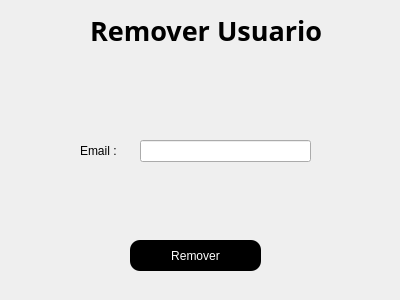
Old version of the form Designs/TelaRemover.ui in the repository PabloCarnauba/Spoti-Ninho-V2.
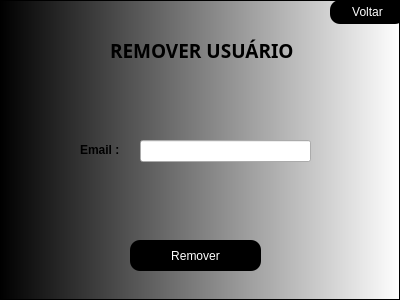
New version of the form.

The edit to the form file:
```diff
--- a/Designs/TelaRemover.ui
+++ b/Designs/TelaRemover.ui
@@ -13,29 +13,21 @@
   <property name="windowTitle">
    <string>Form</string>
   </property>
-  <widget class="QLabel" name="rotuloMenuInicial">
-   <property name="geometry">
-    <rect>
-     <x>90</x>
-     <y>10</y>
-     <width>231</width>
-     <height>41</height>
-    </rect>
-   </property>
-   <property name="font">
-    <font>
-     <family>Rockwell Extra Bold</family>
-     <pointsize>14</pointsize>
-     <bold>true</bold>
-    </font>
-   </property>
-   <property name="styleSheet">
-    <string notr="true">Color rgb(255, 255, 255)</string>
-   </property>
-   <property name="text">
-    <string>&lt;html&gt;&lt;head/&gt;&lt;body&gt;&lt;p align=&quot;center&quot;&gt;&lt;span style=&quot; font-size:20pt;&quot;&gt;Remover Usuario&lt;/span&gt;&lt;/p&gt;&lt;/body&gt;&lt;/html&gt;</string>
-   </property>
-  </widget>
+  <property name="styleSheet">
+   <string notr="true">QPushButton{
+border-radius: 10px;
+}
+
+QPushButton{
+background-color:black ;
+
+}
+
+QPushButton:pressed{
+background-color:grey;
+
+}</string>
+  </property>
   <widget class="QLabel" name="Email">
    <property name="geometry">
     <rect>
@@ -46,7 +38,7 @@
     </rect>
    </property>
    <property name="text">
-    <string>Email :</string>
+    <string>&lt;html&gt;&lt;head/&gt;&lt;body&gt;&lt;p&gt;&lt;span style=&quot; font-weight:700;&quot;&gt;Email :&lt;/span&gt;&lt;/p&gt;&lt;/body&gt;&lt;/html&gt;</string>
    </property>
   </widget>
   <widget class="QPushButton" name="BotaoRemover">
@@ -59,9 +51,15 @@
     </rect>
    </property>
    <property name="styleSheet">
-    <string notr="true">background-color: black;
-color:  white;
-border-radius: 10px
+    <string notr="true">QPushButton {
+    background-color: black;
+    color: white;
+    border-radius: 10px;
+}
+
+QPushButton:pressed {
+    background-color: grey;
+}
 </string>
    </property>
    <property name="text">
@@ -81,6 +79,85 @@
     <string/>
    </property>
   </widget>
+  <widget class="QLabel" name="rotuloMenuInicial_3">
+   <property name="geometry">
+    <rect>
+     <x>110</x>
+     <y>30</y>
+     <width>261</width>
+     <height>41</height>
+    </rect>
+   </property>
+   <property name="font">
+    <font>
+     <family>Rockwell Extra Bold</family>
+     <pointsize>14</pointsize>
+     <bold>true</bold>
+    </font>
+   </property>
+   <property name="styleSheet">
+    <string notr="true">Color rgb(255, 255, 255)</string>
+   </property>
+   <property name="text">
+    <string>REMOVER USUÁRIO</string>
+   </property>
+  </widget>
+  <widget class="QPushButton" name="backButton_2">
+   <property name="geometry">
+    <rect>
+     <x>330</x>
+     <y>0</y>
+     <width>75</width>
+     <height>24</height>
+    </rect>
+   </property>
+   <property name="whatsThis">
+    <string>&lt;html&gt;&lt;head/&gt;&lt;body&gt;&lt;p&gt;&lt;span style=&quot; font-weight:700;&quot;&gt;Voltar&lt;/span&gt;&lt;/p&gt;&lt;/body&gt;&lt;/html&gt;</string>
+   </property>
+   <property name="styleSheet">
+    <string notr="true">color: white</string>
+   </property>
+   <property name="text">
+    <string>Voltar</string>
+   </property>
+  </widget>
+  <widget class="QFrame" name="frame">
+   <property name="geometry">
+    <rect>
+     <x>0</x>
+     <y>0</y>
+     <width>400</width>
+     <height>300</height>
+    </rect>
+   </property>
+   <property name="minimumSize">
+    <size>
+     <width>400</width>
+     <height>300</height>
+    </size>
+   </property>
+   <property name="maximumSize">
+    <size>
+     <width>400</width>
+     <height>300</height>
+    </size>
+   </property>
+   <property name="styleSheet">
+    <string notr="true">background: qlineargradient(spread:pad, x1:0, y1:0, x2:1, y2:0, stop:0 rgba(0, 0, 0, 255), stop:1 rgba(255, 255, 255, 255))</string>
+   </property>
+   <property name="frameShape">
+    <enum>QFrame::StyledPanel</enum>
+   </property>
+   <property name="frameShadow">
+    <enum>QFrame::Raised</enum>
+   </property>
+  </widget>
+  <zorder>frame</zorder>
+  <zorder>Email</zorder>
+  <zorder>BotaoRemover</zorder>
+  <zorder>inputEmail</zorder>
+  <zorder>rotuloMenuInicial_3</zorder>
+  <zorder>backButton_2</zorder>
  </widget>
  <resources/>
  <connections/>
```
